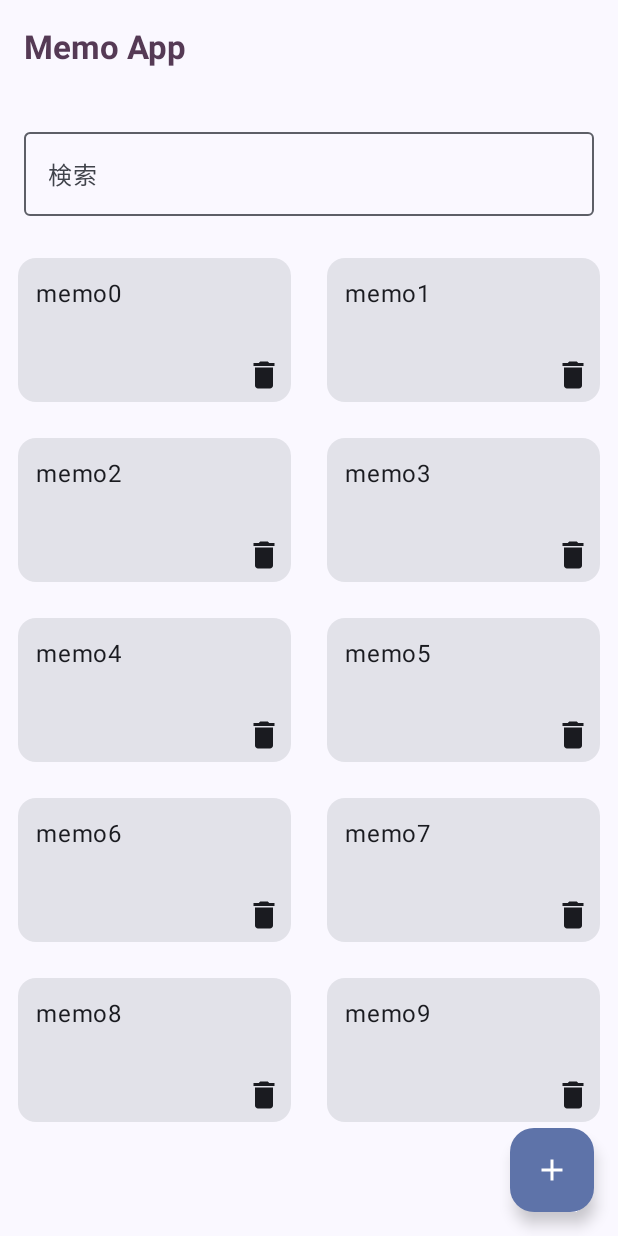
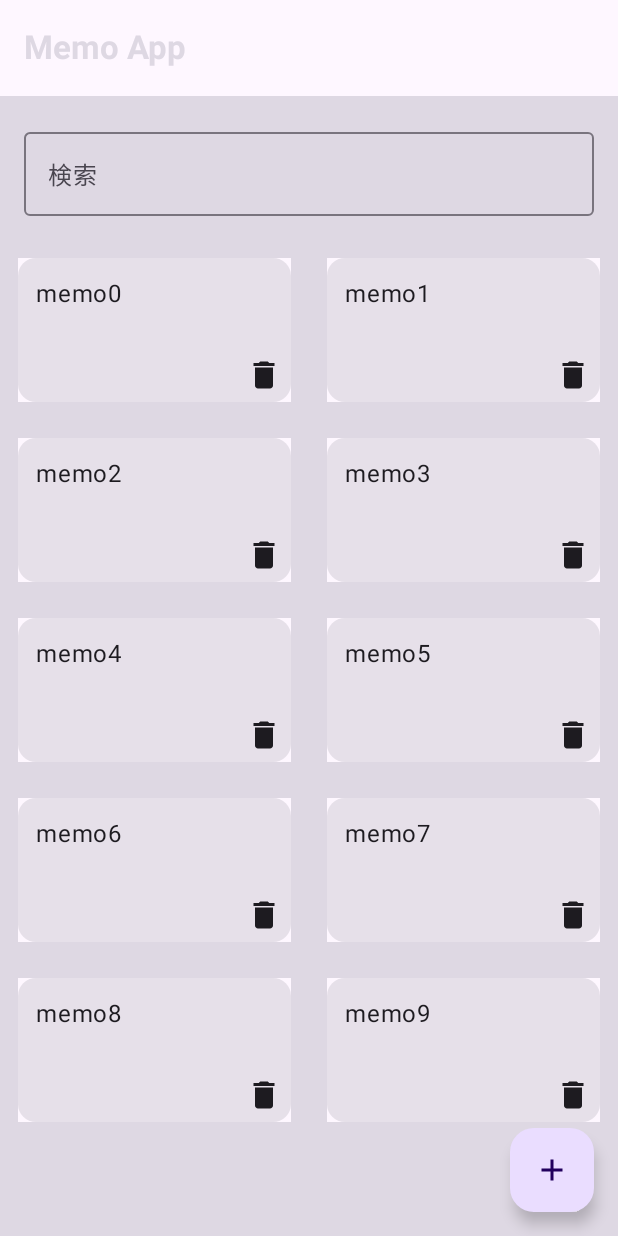
Before and after one commit to takahito-shimada/training-android, an Android app built with Jetpack Compose: the screen it shows after launch (MainActivity), on a phone screen of 412 x 824 dp. Run offline under Robolectric (Android 15) with nearby library versions, the phone set to English and light mode, and no system bars; our stand-ins replace Room's generated code; libraries missing offline, so code that uses them is left out: androidx.room.util.

```diff
--- a/KotlinNoteTraining/app/src/main/java/com/example/kotlinnotetraining/ui/theme/Color.kt
+++ b/KotlinNoteTraining/app/src/main/java/com/example/kotlinnotetraining/ui/theme/Color.kt
@@ -8,4 +8,4 @@ val Pink80 = Color(0xFFEFB8C8)
 
 val Purple40 = Color(0xFF6650a4)
 val PurpleGrey40 = Color(0xFF625b71)
-val Pink40 = Color(0xFF7D5260)
+val Pink40 = Color(0xFFDED8E3)
--- a/KotlinNoteTraining/app/src/main/java/com/example/kotlinnotetraining/ui/theme/Theme.kt
+++ b/KotlinNoteTraining/app/src/main/java/com/example/kotlinnotetraining/ui/theme/Theme.kt
@@ -20,10 +20,10 @@ private val DarkColorScheme = darkColorScheme(
 private val LightColorScheme = lightColorScheme(
     primary = Purple40,
     secondary = PurpleGrey40,
-    tertiary = Pink40
+    tertiary = Pink40,
 
     /* Other default colors to override
-    background = Color(0xFFFFFBFE),
+
     surface = Color(0xFFFFFBFE),
     onPrimary = Color.White,
     onSecondary = Color.White,
@@ -37,7 +37,7 @@ private val LightColorScheme = lightColorScheme(
 fun KotlinNoteTrainingTheme(
     darkTheme: Boolean = isSystemInDarkTheme(),
     // Dynamic color is available on Android 12+
-    dynamicColor: Boolean = true,
+    dynamicColor: Boolean = false,
     content: @Composable () -> Unit
 ) {
     val colorScheme = when {
```
Also changed, not shown: KotlinNoteTraining/app/src/main/java/com/example/kotlinnotetraining/MainActivity.kt (+28 -1 lines), 53 other files.
